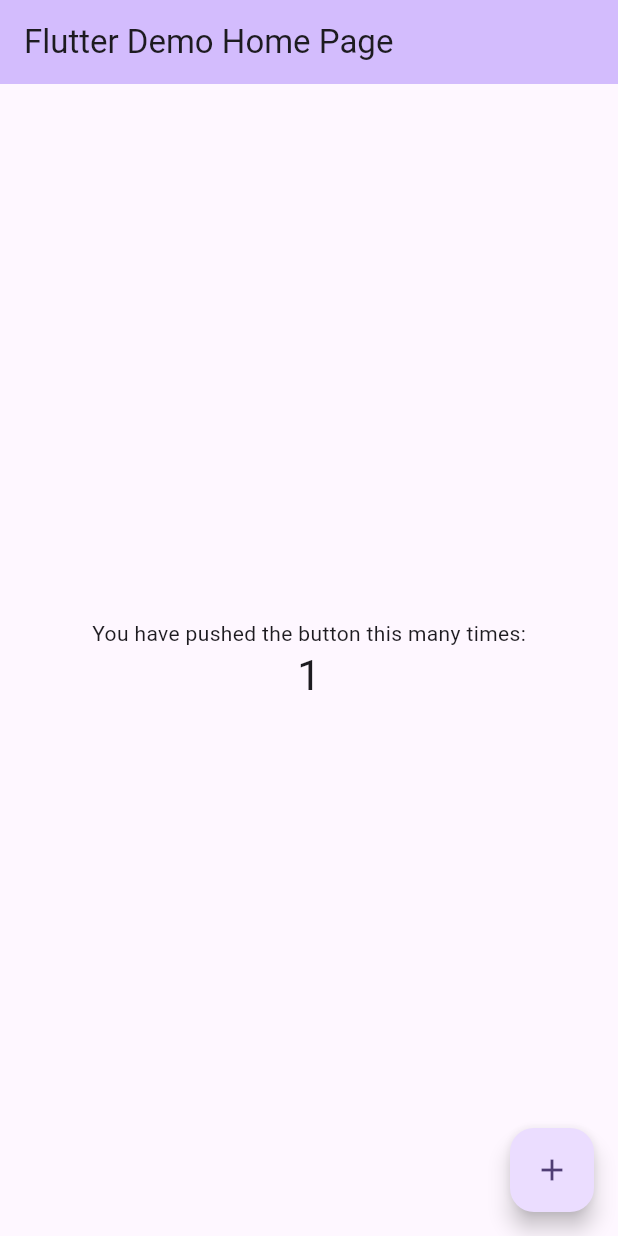
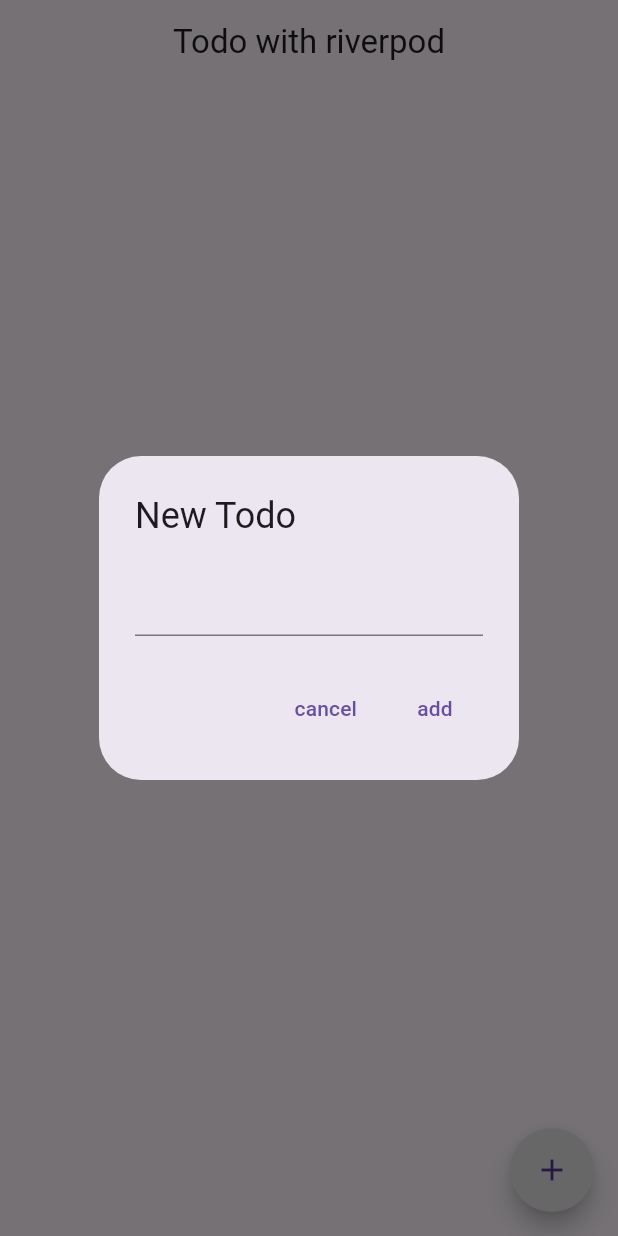
Before and after one commit to DANIEL-DEMELASH/todo_with_riverpod, a Flutter app: the screen it shows after launch, after a tap on the "add" icon, on a phone screen of 412 x 824 dp. Run offline on Flutter 3.47's test engine with Material 3 defaults, Android fonts, the phone set to English and light mode, and no system bars; our stand-ins replace flutter_riverpod.

Commit message:
feat: add todo list with riverpod state mgt

```diff
--- a/lib/main.dart
+++ b/lib/main.dart
@@ -1,4 +1,6 @@
 import 'package:flutter/material.dart';
+import 'package:flutter_riverpod/flutter_riverpod.dart';
+import 'package:todo_with_riverpod/pages/todo_page.dart';
 
 void main() {
   runApp(const MyApp());
@@ -7,119 +9,12 @@ void main() {
 class MyApp extends StatelessWidget {
   const MyApp({super.key});
 
-  // This widget is the root of your application.
   @override
   Widget build(BuildContext context) {
-    return MaterialApp(
-      title: 'Flutter Demo',
-      theme: ThemeData(
-        // This is the theme of your application.
-        //
-        // TRY THIS: Try running your application with "flutter run". You'll see
-        // the application has a purple toolbar. Then, without quitting the app,
-        // try changing the seedColor in the colorScheme below to Colors.green
-        // and then invoke "hot reload" (save your changes or press the "hot
-        // reload" button in a Flutter-supported IDE, or press "r" if you used
-        // the command line to start the app).
-        //
-        // Notice that the counter didn't reset back to zero; the application
-        // state is not lost during the reload. To reset the state, use hot
-        // restart instead.
-        //
-        // This works for code too, not just values: Most code changes can be
-        // tested with just a hot reload.
-        colorScheme: ColorScheme.fromSeed(seedColor: Colors.deepPurple),
-        useMaterial3: true,
-      ),
-      home: const MyHomePage(title: 'Flutter Demo Home Page'),
+    return const MaterialApp(
+      debugShowCheckedModeBanner: false,
+      home: ProviderScope(
+        child: TodoPage()),
     );
   }
 }
-
-class MyHomePage extends StatefulWidget {
-  const MyHomePage({super.key, required this.title});
-
-  // This widget is the home page of your application. It is stateful, meaning
-  // that it has a State object (defined below) that contains fields that affect
-  // how it looks.
-
-  // This class is the configuration for the state. It holds the values (in this
-  // case the title) provided by the parent (in this case the App widget) and
-  // used by the build method of the State. Fields in a Widget subclass are
-  // always marked "final".
-
-  final String title;
-
-  @override
-  State<MyHomePage> createState() => _MyHomePageState();
-}
-
-class _MyHomePageState extends State<MyHomePage> {
-  int _counter = 0;
-
-  void _incrementCounter() {
-    setState(() {
-      // This call to setState tells the Flutter framework that something has
-      // changed in this State, which causes it to rerun the build method below
-      // so that the display can reflect the updated values. If we changed
-      // _counter without calling setState(), then the build method would not be
-      // called again, and so nothing would appear to happen.
-      _counter++;
-    });
-  }
-
-  @override
-  Widget build(BuildContext context) {
-    // This method is rerun every time setState is called, for instance as done
-    // by the _incrementCounter method above.
-    //
-    // The Flutter framework has been optimized to make rerunning build methods
-    // fast, so that you can just rebuild anything that needs updating rather
-    // than having to individually change instances of widgets.
-    return Scaffold(
-      appBar: AppBar(
-        // TRY THIS: Try changing the color here to a specific color (to
-        // Colors.amber, perhaps?) and trigger a hot reload to see the AppBar
-        // change color while the other colors stay the same.
-        backgroundColor: Theme.of(context).colorScheme.inversePrimary,
-        // Here we take the value from the MyHomePage object that was created by
-        // the App.build method, and use it to set our appbar title.
-        title: Text(widget.title),
-      ),
-      body: Center(
-        // Center is a layout widget. It takes a single child and positions it
-        // in the middle of the parent.
-        child: Column(
-          // Column is also a layout widget. It takes a list of children and
-          // arranges them vertically. By default, it sizes itself to fit its
-          // children horizontally, and tries to be as tall as its parent.
-          //
-          // Column has various properties to control how it sizes itself and
-          // how it positions its children. Here we use mainAxisAlignment to
-          // center the children vertically; the main axis here is the vertical
-          // axis because Columns are vertical (the cross axis would be
-          // horizontal).
-          //
-          // TRY THIS: Invoke "debug painting" (choose the "Toggle Debug Paint"
-          // action in the IDE, or press "p" in the console), to see the
-          // wireframe for each widget.
-          mainAxisAlignment: MainAxisAlignment.center,
-          children: <Widget>[
-            const Text(
-              'You have pushed the button this many times:',
-            ),
-            Text(
-              '$_counter',
-              style: Theme.of(context).textTheme.headlineMedium,
-            ),
-          ],
-        ),
-      ),
-      floatingActionButton: FloatingActionButton(
-        onPressed: _incrementCounter,
-        tooltip: 'Increment',
-        child: const Icon(Icons.add),
-      ), // This trailing comma makes auto-formatting nicer for build methods.
-    );
-  }
-}
--- /dev/null
+++ b/lib/models/todo.dart
@@ -0,0 +1,32 @@
+import 'package:flutter/material.dart';
+
+class Todo extends ChangeNotifier {
+  List<TodoModel> todos = [];
+
+  void addTodo(TodoModel todo){
+    todos.add(todo);
+    notifyListeners();
+  }
+
+  void removeTodo(TodoModel todo){
+    todos.remove(todo);
+    notifyListeners();
+  }
+
+  void toggleTodo(TodoModel todo){
+    todo.isCompleted = !todo.isCompleted;
+    notifyListeners();
+  }
+}
+
+class TodoModel {
+  int id;
+  String text;
+  bool isCompleted;
+
+  TodoModel({
+    required this.id,
+    required this.text,
+    this.isCompleted = false
+  });
+}
--- /dev/null
+++ b/lib/pages/todo_page.dart
@@ -0,0 +1,75 @@
+import 'package:flutter/material.dart';
+import 'package:flutter_riverpod/flutter_riverpod.dart';
+import 'package:todo_with_riverpod/models/todo.dart';
+import 'package:todo_with_riverpod/riverpod/todo_riverpod.dart';
+
+class TodoPage extends ConsumerWidget {
+  const TodoPage({super.key});
+
+  @override
+  Widget build(BuildContext context, WidgetRef ref) {
+    final todos = ref.watch(todoRiverpod).todos;
+
+    final textController = TextEditingController();
+
+    showNewTodoDialog(BuildContext context){
+      return showDialog(
+        context: context,
+        builder: (context) => AlertDialog(
+          title: const Text('New Todo'),
+          content: TextField(
+            controller: textController,
+          ),
+          actions: [
+            TextButton(onPressed: () => Navigator.pop(context), child: const Text('cancel')),
+            TextButton(onPressed: () {
+              ref.read(todoRiverpod).addTodo(TodoModel(id: DateTime.now().microsecondsSinceEpoch, text: textController.text));
+              Navigator.pop(context);
+            }, child: const Text('add')),
+          ],
+        ));
+    }
+
+    return Scaffold(
+      appBar: AppBar(
+        title: const Text('Todo with riverpod'),
+        centerTitle: true,
+      ),
+
+      floatingActionButton: FloatingActionButton(
+        onPressed: () => showNewTodoDialog(context),
+        backgroundColor: Colors.grey.shade300,
+        shape: RoundedRectangleBorder(
+          borderRadius: BorderRadius.circular(50),
+        ),
+        child: const Icon(Icons.add),
+        ),
+
+      body: Padding(
+        padding: const EdgeInsets.symmetric(horizontal: 15),
+        child: ListView.separated(
+          itemBuilder: (context, index) {
+            final todo = todos[index];
+            return ListTile(
+              contentPadding: EdgeInsets.zero,
+              leading: Checkbox(
+                value: todo.isCompleted,
+                onChanged: (bool? newValue){
+                  ref.read(todoRiverpod).toggleTodo(todo);
+                }),
+
+              title: Text(todo.text),
+
+              trailing: IconButton(
+                onPressed: () {
+                  ref.read(todoRiverpod).removeTodo(todo);
+                }, icon: const Icon(Icons.cancel_outlined)),
+            );
+          },
+          separatorBuilder: (context, index) {
+            return const SizedBox(height: 4);
+          },
+          itemCount: ref.watch(todoRiverpod).todos.length),),
+    );
+  }
+}
--- /dev/null
+++ b/lib/riverpod/todo_riverpod.dart
@@ -0,0 +1,6 @@
+import 'package:flutter_riverpod/flutter_riverpod.dart';
+import 'package:todo_with_riverpod/models/todo.dart';
+
+final todoRiverpod = ChangeNotifierProvider<Todo>((ref) {
+  return Todo();
+});
--- a/pubspec.yaml
+++ b/pubspec.yaml
@@ -35,6 +35,7 @@ dependencies:
   # The following adds the Cupertino Icons font to your application.
   # Use with the CupertinoIcons class for iOS style icons.
   cupertino_icons: ^1.0.8
+  flutter_riverpod: ^2.5.1
 
 dev_dependencies:
   flutter_test:
```
Also changed, not shown: pubspec.lock.
